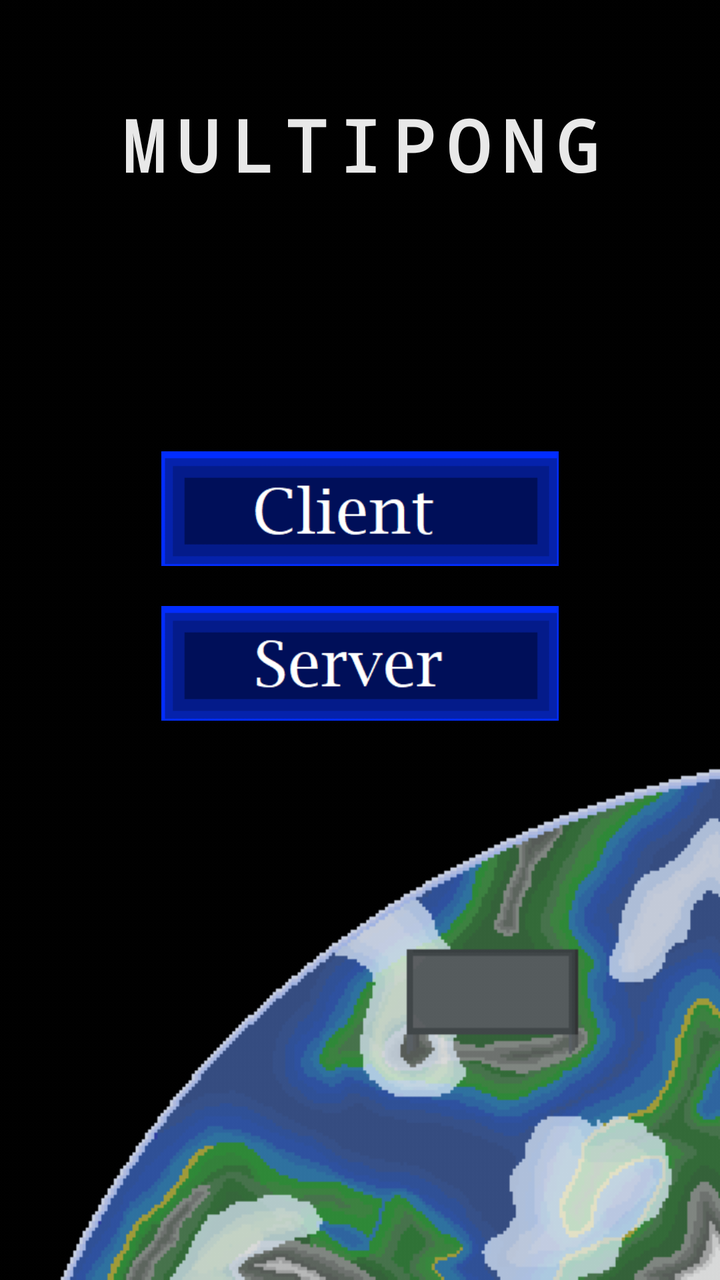
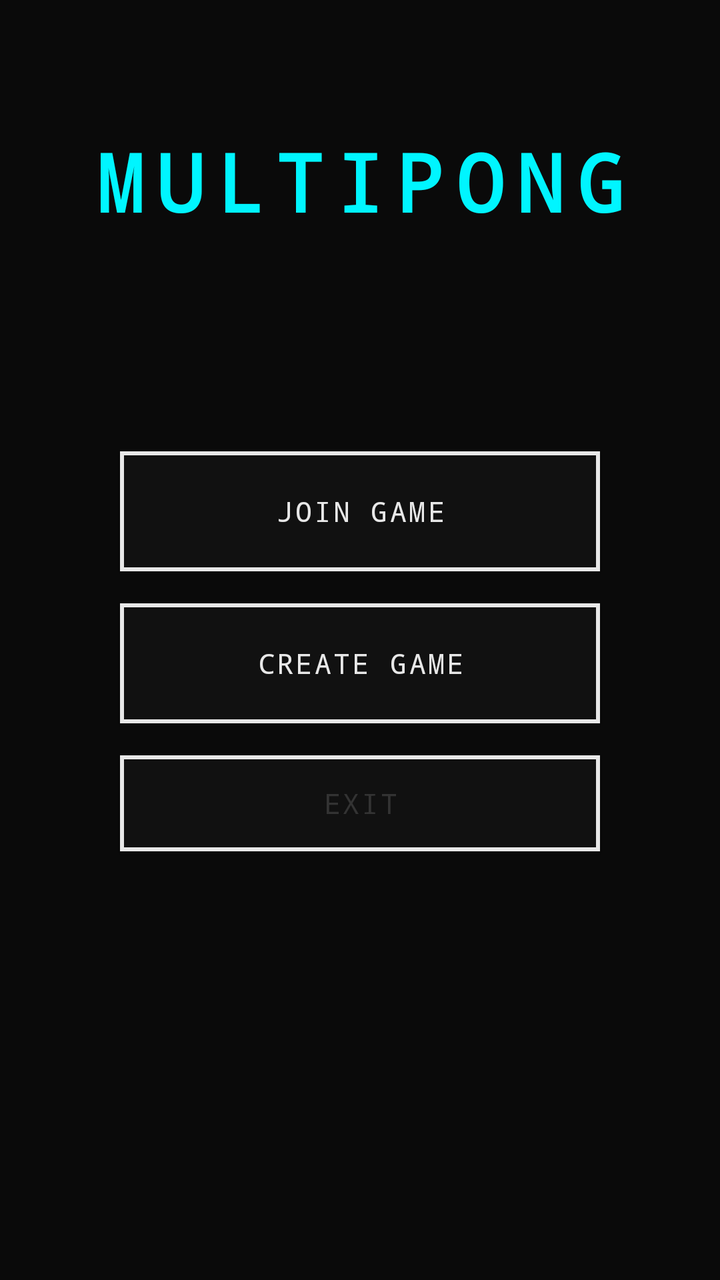

Screens rendered from an Android XML layout before and after an edit, with the pre-edit source and the edit as a unified diff.
<!-- AndroidManifest.xml: application theme AppTheme -->
<!-- res/layout/activity_main.xml -->
<?xml version="1.0" encoding="utf-8"?>
<androidx.constraintlayout.widget.ConstraintLayout
    xmlns:android="http://schemas.android.com/apk/res/android"
    xmlns:app="http://schemas.android.com/apk/res-auto"
    xmlns:tools="http://schemas.android.com/tools"
    android:layout_width="match_parent"
    android:layout_height="match_parent"
    android:background="@drawable/backgound_hauptmenue"
    tools:context=".MainActivity">

    
    <View
        android:id="@+id/messureBild"
        android:layout_width="0dp"
        android:layout_height="0dp"
        android:visibility="invisible"
        app:layout_constraintBottom_toBottomOf="parent"
        app:layout_constraintEnd_toEndOf="parent"
        app:layout_constraintStart_toStartOf="parent"
        app:layout_constraintTop_toTopOf="parent" />

    <TextView
        android:id="@+id/main_title"
        android:layout_width="wrap_content"
        android:layout_height="wrap_content"
        android:layout_marginTop="48dp"
        android:fontFamily="monospace"
        android:letterSpacing="0.15"
        android:text="MULTIPONG"
        android:textColor="@color/pixel_white"
        android:textSize="36sp"
        android:textStyle="bold"
        app:layout_constraintEnd_toEndOf="parent"
        app:layout_constraintStart_toStartOf="parent"
        app:layout_constraintTop_toTopOf="parent" />

    
    <ImageButton
        android:id="@+id/join"
        android:layout_width="200dp"
        android:layout_height="wrap_content"
        android:layout_marginBottom="20dp"
        android:adjustViewBounds="true"
        android:background="@null"
        android:contentDescription="@string/btn_join"
        android:scaleType="fitCenter"
        app:layout_constraintBottom_toTopOf="@+id/server"
        app:layout_constraintEnd_toEndOf="parent"
        app:layout_constraintStart_toStartOf="parent"
        app:srcCompat="@drawable/buttonejoin" />

    
    <ImageButton
        android:id="@+id/server"
        android:layout_width="200dp"
        android:layout_height="wrap_content"
        android:adjustViewBounds="true"
        android:background="@null"
        android:contentDescription="@string/btn_host"
        android:scaleType="fitCenter"
        app:layout_constraintBottom_toBottomOf="parent"
        app:layout_constraintEnd_toEndOf="parent"
        app:layout_constraintStart_toStartOf="parent"
        app:layout_constraintTop_toTopOf="parent"
        app:layout_constraintVertical_bias="0.52"
        app:srcCompat="@drawable/buttonserver" />

</androidx.constraintlayout.widget.ConstraintLayout>
<!-- resources referenced by this layout -->
<resources>
  <color name="pixel_white">#E8E8E8</color>
  <!-- drawable backgound_hauptmenue: png bitmap (drawable-v24, 15259 bytes) -->
  <!-- drawable buttonejoin: png bitmap (drawable-v24, 3145 bytes) -->
  <!-- drawable buttonserver: png bitmap (drawable-v24, 3238 bytes) -->
  <string name="btn_host">HOST</string>
  <string name="btn_join">JOIN</string>
  <style name="AppTheme" parent="Theme.AppCompat.NoActionBar">
          <item name="colorPrimary">@color/neon_cyan</item>
          <item name="colorPrimaryDark">@color/bg_black</item>
          <item name="colorAccent">@color/neon_magenta</item>
          <item name="android:windowBackground">@color/bg_black</item>
          <item name="android:textColor">@color/pixel_white</item>
          <item name="android:fontFamily">monospace</item>
          <item name="buttonStyle">@style/RetroButton</item>
      </style>
  <color name="neon_cyan">#00F5FF</color>
  <color name="bg_black">#0A0A0A</color>
  <color name="neon_magenta">#FF00AA</color>
  <style name="RetroButton" parent="Widget.AppCompat.Button">
          <item name="android:fontFamily">monospace</item>
          <item name="android:textColor">@color/pixel_white</item>
          <item name="android:textAllCaps">true</item>
          <item name="android:letterSpacing">0.08</item>
          <item name="android:background">@drawable/btn_retro</item>
          <item name="android:paddingStart">20dp</item>
          <item name="android:paddingEnd">20dp</item>
          <item name="android:paddingTop">12dp</item>
          <item name="android:paddingBottom">12dp</item>
      </style>
  <!-- drawable btn_retro (drawable) -->
  <?xml version="1.0" encoding="utf-8"?>
  <selector xmlns:android="http://schemas.android.com/apk/res/android">
  
      
      <item android:state_pressed="true">
          <shape>
              <solid android:color="#00F5FF" />
          </shape>
      </item>
  
      
      <item android:state_focused="true">
          <shape>
              <solid android:color="#111111" />
              <stroke android:width="2dp" android:color="#00F5FF" />
          </shape>
      </item>
  
      
      <item>
          <shape>
              <solid android:color="#111111" />
              <stroke android:width="2dp" android:color="#E8E8E8" />
          </shape>
      </item>
  
  </selector>
</resources>

<!-- the commit's change to res/layout/activity_main.xml (unified diff, before → after) -->
@@ -5,7 +5,7 @@
     xmlns:tools="http://schemas.android.com/tools"
     android:layout_width="match_parent"
     android:layout_height="match_parent"
-    android:background="@drawable/backgound_hauptmenue"
+    android:background="@color/bg_black"
     tools:context=".MainActivity">
 
     
@@ -23,46 +23,50 @@
         android:id="@+id/main_title"
         android:layout_width="wrap_content"
         android:layout_height="wrap_content"
-        android:layout_marginTop="48dp"
+        android:layout_marginTop="64dp"
         android:fontFamily="monospace"
         android:letterSpacing="0.15"
         android:text="MULTIPONG"
-        android:textColor="@color/pixel_white"
-        android:textSize="36sp"
+        android:textColor="@color/neon_cyan"
+        android:textSize="40sp"
         android:textStyle="bold"
         app:layout_constraintEnd_toEndOf="parent"
         app:layout_constraintStart_toStartOf="parent"
         app:layout_constraintTop_toTopOf="parent" />
 
-    
-    <ImageButton
+    <Button
         android:id="@+id/join"
-        android:layout_width="200dp"
-        android:layout_height="wrap_content"
-        android:layout_marginBottom="20dp"
-        android:adjustViewBounds="true"
-        android:background="@null"
-        android:contentDescription="@string/btn_join"
-        android:scaleType="fitCenter"
+        style="@style/RetroButton"
+        android:layout_width="240dp"
+        android:layout_height="60dp"
+        android:layout_marginBottom="16dp"
+        android:text="@string/btn_join"
         app:layout_constraintBottom_toTopOf="@+id/server"
         app:layout_constraintEnd_toEndOf="parent"
-        app:layout_constraintStart_toStartOf="parent"
-        app:srcCompat="@drawable/buttonejoin" />
+        app:layout_constraintStart_toStartOf="parent" />
 
-    
-    <ImageButton
+    <Button
         android:id="@+id/server"
-        android:layout_width="200dp"
-        android:layout_height="wrap_content"
-        android:adjustViewBounds="true"
-        android:background="@null"
-        android:contentDescription="@string/btn_host"
-        android:scaleType="fitCenter"
+        style="@style/RetroButton"
+        android:layout_width="240dp"
+        android:layout_height="60dp"
+        android:text="@string/btn_host"
         app:layout_constraintBottom_toBottomOf="parent"
         app:layout_constraintEnd_toEndOf="parent"
         app:layout_constraintStart_toStartOf="parent"
         app:layout_constraintTop_toTopOf="parent"
-        app:layout_constraintVertical_bias="0.52"
-        app:srcCompat="@drawable/buttonserver" />
+        app:layout_constraintVertical_bias="0.52" />
+
+    <Button
+        android:id="@+id/main_btn_exit"
+        style="@style/RetroButton"
+        android:layout_width="240dp"
+        android:layout_height="48dp"
+        android:layout_marginTop="16dp"
+        android:text="@string/btn_exit"
+        android:textColor="@color/border_grey"
+        app:layout_constraintEnd_toEndOf="parent"
+        app:layout_constraintStart_toStartOf="parent"
+        app:layout_constraintTop_toBottomOf="@+id/server" />
 
 </androidx.constraintlayout.widget.ConstraintLayout>
<!-- resource entries referenced after the edit -->
@@ -1,11 +1,8 @@
 <!-- resources referenced by this layout -->
 <resources>
   <color name="pixel_white">#E8E8E8</color>
-  <!-- drawable backgound_hauptmenue: png bitmap (drawable-v24, 15259 bytes) -->
-  <!-- drawable buttonejoin: png bitmap (drawable-v24, 3145 bytes) -->
-  <!-- drawable buttonserver: png bitmap (drawable-v24, 3238 bytes) -->
-  <string name="btn_host">HOST</string>
-  <string name="btn_join">JOIN</string>
+  <string name="btn_host">CREATE GAME</string>
+  <string name="btn_join">JOIN GAME</string>
   <style name="AppTheme" parent="Theme.AppCompat.NoActionBar">
           <item name="colorPrimary">@color/neon_cyan</item>
           <item name="colorPrimaryDark">@color/bg_black</item>
@@ -16,7 +13,9 @@
           <item name="buttonStyle">@style/RetroButton</item>
       </style>
   <color name="neon_cyan">#00F5FF</color>
+  <string name="btn_exit">EXIT</string>
   <color name="bg_black">#0A0A0A</color>
+  <color name="border_grey">#333333</color>
   <color name="neon_magenta">#FF00AA</color>
   <style name="RetroButton" parent="Widget.AppCompat.Button">
           <item name="android:fontFamily">monospace</item>
